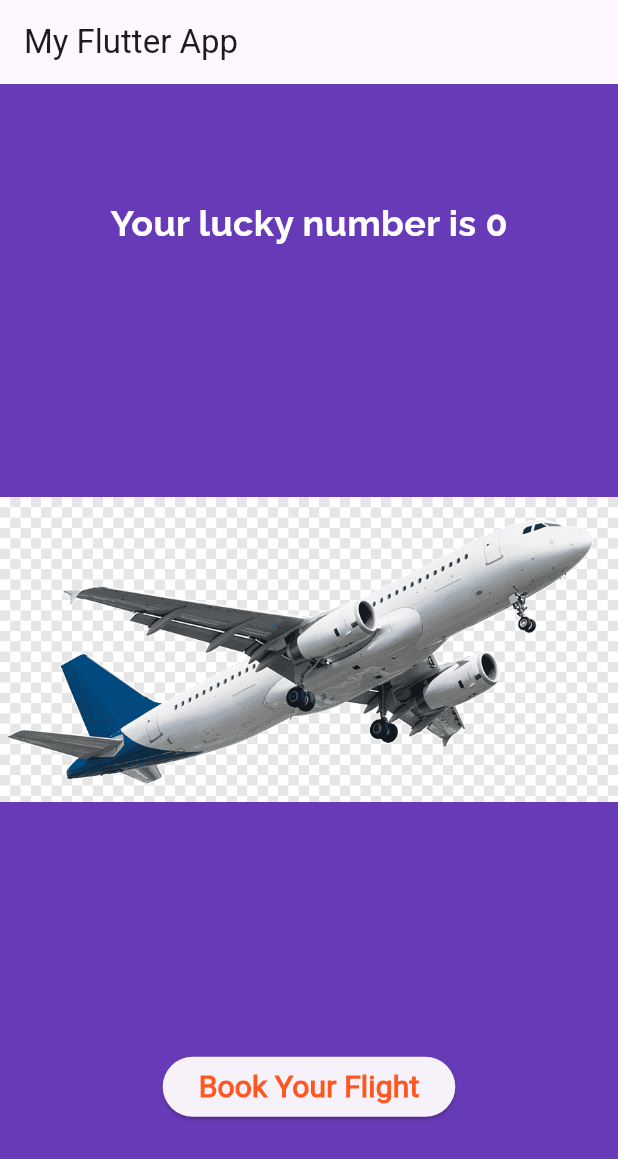
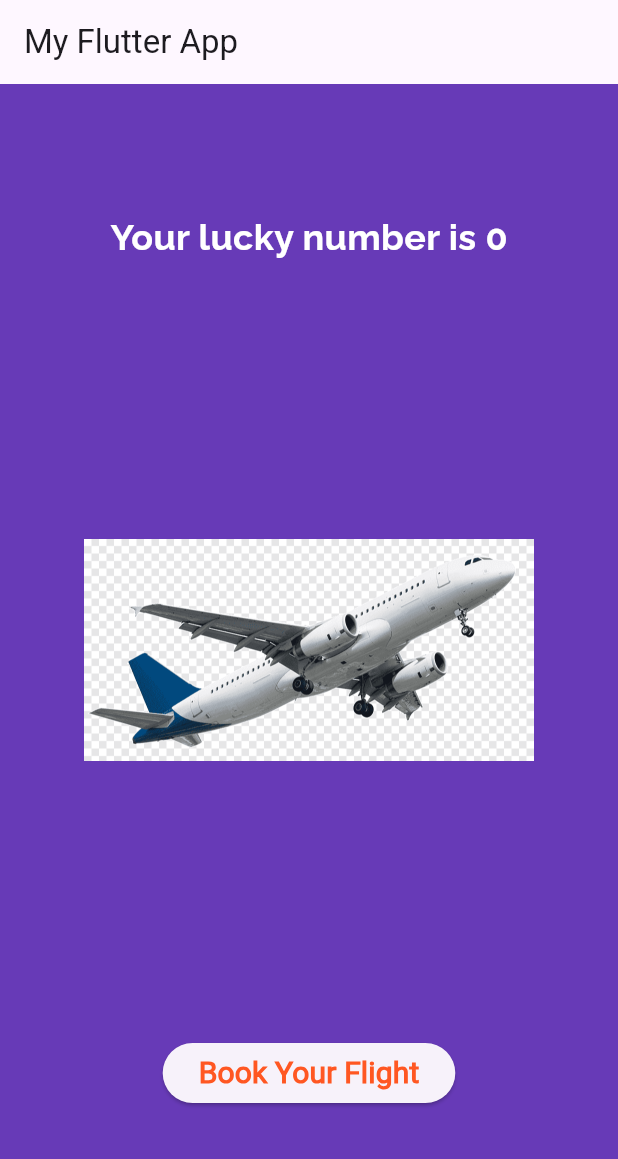
Before and after one commit to geff-ghost/Smattered, a Flutter app: the screen it shows after launch, on a phone screen of 412 x 824 dp. Shown: the top 1159 px of the screen. Run offline on Flutter 3.47's test engine with Material 3 defaults, Android fonts, the phone set to English and light mode, and no system bars.

```diff
--- a/lib/app_screens/first_screen.dart
+++ b/lib/app_screens/first_screen.dart
@@ -45,7 +45,7 @@ class FlightImageAsset extends StatelessWidget {
   @override
   Widget build(BuildContext context) {
     AssetImage assetImage = AssetImage('images/flight.png');
-    Image image = Image(image: assetImage);
+    Image image = Image(image: assetImage, width: 300.0);
     return Container(child: image);
   }
 }
```
